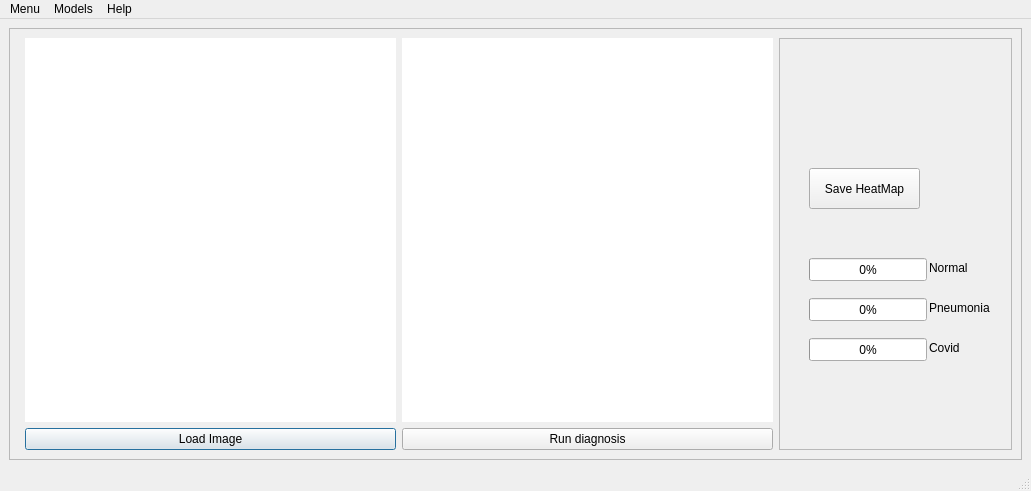
This is scr/views/gui_designer.ui in DavidNavarroSaiz/CovidRX_Interface as Qt 5 draws it before an edit. The edited form follows.
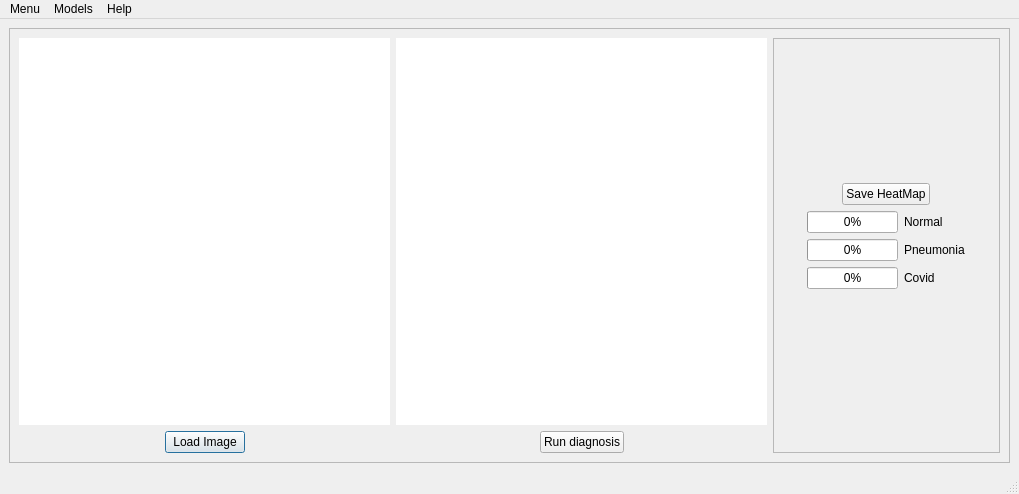
This is the edited form.

```diff
--- a/scr/views/gui_designer.ui
+++ b/scr/views/gui_designer.ui
@@ -6,8 +6,8 @@
    <rect>
     <x>0</x>
     <y>0</y>
-    <width>1031</width>
-    <height>491</height>
+    <width>1019</width>
+    <height>494</height>
    </rect>
   </property>
   <property name="windowTitle">
@@ -26,9 +26,6 @@
       <layout class="QGridLayout" name="gridLayout">
        <item row="0" column="0">
         <layout class="QVBoxLayout" name="verticalLayout_3">
-         <property name="leftMargin">
-          <number>6</number>
-         </property>
          <item>
           <widget class="QLabel" name="label_4">
            <property name="minimumSize">
@@ -46,6 +43,21 @@
           </widget>
          </item>
          <item>
+          <layout class="QHBoxLayout" name="horizontalLayout_4">
+           <item>
+            <spacer name="horizontalSpacer_5">
+             <property name="orientation">
+              <enum>Qt::Horizontal</enum>
+             </property>
+             <property name="sizeHint" stdset="0">
+              <size>
+               <width>40</width>
+               <height>20</height>
+              </size>
+             </property>
+            </spacer>
+           </item>
+           <item>
           <widget class="QPushButton" name="pushload">
            <property name="enabled">
             <bool>true</bool>
@@ -61,6 +73,21 @@
            </property>
           </widget>
          </item>
+           <item>
+            <spacer name="horizontalSpacer_6">
+             <property name="orientation">
+              <enum>Qt::Horizontal</enum>
+             </property>
+             <property name="sizeHint" stdset="0">
+              <size>
+               <width>40</width>
+               <height>20</height>
+              </size>
+             </property>
+            </spacer>
+           </item>
+          </layout>
+         </item>
         </layout>
        </item>
        <item row="0" column="1">
@@ -82,12 +109,42 @@
           </widget>
          </item>
          <item>
+          <layout class="QHBoxLayout" name="horizontalLayout_5">
+           <item>
+            <spacer name="horizontalSpacer_7">
+             <property name="orientation">
+              <enum>Qt::Horizontal</enum>
+             </property>
+             <property name="sizeHint" stdset="0">
+              <size>
+               <width>40</width>
+               <height>20</height>
+              </size>
+             </property>
+            </spacer>
+           </item>
+           <item>
           <widget class="QPushButton" name="pushButtonRun">
            <property name="text">
             <string>Run diagnosis</string>
            </property>
           </widget>
          </item>
+           <item>
+            <spacer name="horizontalSpacer_8">
+             <property name="orientation">
+              <enum>Qt::Horizontal</enum>
+             </property>
+             <property name="sizeHint" stdset="0">
+              <size>
+               <width>40</width>
+               <height>20</height>
+              </size>
+             </property>
+            </spacer>
+           </item>
+          </layout>
+         </item>
         </layout>
        </item>
        <item row="0" column="2">
@@ -98,123 +155,179 @@
          <property name="frameShadow">
           <enum>QFrame::Raised</enum>
          </property>
+         <layout class="QGridLayout" name="gridLayout_4">
+          <item row="1" column="0">
+           <widget class="QLabel" name="Filename">
+            <property name="text">
+             <string/>
+            </property>
+           </widget>
+          </item>
+          <item row="0" column="0" colspan="3">
+           <layout class="QGridLayout" name="gridLayout_3">
+            <property name="sizeConstraint">
+             <enum>QLayout::SetNoConstraint</enum>
+            </property>
+            <property name="rightMargin">
+             <number>0</number>
+            </property>
+            <item row="0" column="1">
+             <spacer name="verticalSpacer">
+              <property name="orientation">
+               <enum>Qt::Vertical</enum>
+              </property>
+              <property name="sizeHint" stdset="0">
+               <size>
+                <width>20</width>
+                <height>40</height>
+               </size>
+              </property>
+             </spacer>
+            </item>
+            <item row="1" column="0">
+             <spacer name="horizontalSpacer_3">
+              <property name="orientation">
+               <enum>Qt::Horizontal</enum>
+              </property>
+              <property name="sizeHint" stdset="0">
+               <size>
+                <width>40</width>
+                <height>20</height>
+               </size>
+              </property>
+             </spacer>
+            </item>
+            <item row="2" column="1">
+             <spacer name="verticalSpacer_2">
+              <property name="orientation">
+               <enum>Qt::Vertical</enum>
+              </property>
+              <property name="sizeHint" stdset="0">
+               <size>
+                <width>20</width>
+                <height>40</height>
+               </size>
+              </property>
+             </spacer>
+            </item>
+            <item row="1" column="2">
+             <spacer name="horizontalSpacer_4">
+              <property name="orientation">
+               <enum>Qt::Horizontal</enum>
+              </property>
+              <property name="sizeHint" stdset="0">
+               <size>
+                <width>40</width>
+                <height>20</height>
+               </size>
+              </property>
+             </spacer>
+            </item>
+            <item row="1" column="1">
+             <layout class="QVBoxLayout" name="verticalLayout_5">
+              <item>
+               <layout class="QHBoxLayout" name="horizontalLayout_3">
+                <item>
+                 <spacer name="horizontalSpacer">
+                  <property name="orientation">
+                   <enum>Qt::Horizontal</enum>
+                  </property>
+                  <property name="sizeHint" stdset="0">
+                   <size>
+                    <width>40</width>
+                    <height>20</height>
+                   </size>
+                  </property>
+                 </spacer>
+                </item>
+                <item>
          <widget class="QPushButton" name="SaveButton">
-          <property name="geometry">
-           <rect>
-            <x>30</x>
-            <y>130</y>
-            <width>111</width>
-            <height>41</height>
-           </rect>
-          </property>
           <property name="text">
            <string>Save HeatMap</string>
           </property>
          </widget>
+                </item>
+                <item>
+                 <spacer name="horizontalSpacer_2">
+                  <property name="orientation">
+                   <enum>Qt::Horizontal</enum>
+                  </property>
+                  <property name="sizeHint" stdset="0">
+                   <size>
+                    <width>40</width>
+                    <height>20</height>
+                   </size>
+                  </property>
+                 </spacer>
+                </item>
+               </layout>
+              </item>
+              <item>
+               <layout class="QHBoxLayout" name="horizontalLayout_2">
+                <item>
+                 <layout class="QVBoxLayout" name="verticalLayout">
+                  <item>
          <widget class="QProgressBar" name="progressBar">
-          <property name="geometry">
-           <rect>
-            <x>30</x>
-            <y>220</y>
-            <width>118</width>
-            <height>23</height>
-           </rect>
-          </property>
           <property name="value">
            <number>0</number>
           </property>
          </widget>
+                  </item>
+                  <item>
          <widget class="QProgressBar" name="progressBar_2">
-          <property name="geometry">
-           <rect>
-            <x>30</x>
-            <y>260</y>
-            <width>118</width>
-            <height>23</height>
-           </rect>
-          </property>
           <property name="value">
            <number>0</number>
           </property>
          </widget>
+                  </item>
+                  <item>
          <widget class="QProgressBar" name="progressBar_3">
-          <property name="geometry">
-           <rect>
-            <x>30</x>
-            <y>300</y>
-            <width>118</width>
-            <height>23</height>
-           </rect>
-          </property>
           <property name="value">
            <number>0</number>
           </property>
          </widget>
-         <widget class="QLabel" name="Filename">
-          <property name="geometry">
-           <rect>
-            <x>0</x>
-            <y>370</y>
-            <width>153</width>
-            <height>40</height>
-           </rect>
-          </property>
-          <property name="text">
-           <string/>
-          </property>
-         </widget>
+                  </item>
+                 </layout>
+                </item>
+                <item>
+                 <layout class="QVBoxLayout" name="verticalLayout_2">
+                  <item>
          <widget class="QLabel" name="label_2">
-          <property name="geometry">
-           <rect>
-            <x>150</x>
-            <y>220</y>
-            <width>47</width>
-            <height>20</height>
-           </rect>
-          </property>
           <property name="text">
            <string>Normal</string>
           </property>
          </widget>
+                  </item>
+                  <item>
          <widget class="QLabel" name="label_6">
-          <property name="geometry">
-           <rect>
-            <x>150</x>
-            <y>260</y>
-            <width>61</width>
-            <height>20</height>
-           </rect>
-          </property>
           <property name="text">
            <string>Pneumonia</string>
           </property>
          </widget>
+                  </item>
+                  <item>
          <widget class="QLabel" name="label_7">
-          <property name="geometry">
-           <rect>
-            <x>150</x>
-            <y>300</y>
-            <width>47</width>
-            <height>20</height>
-           </rect>
-          </property>
           <property name="text">
            <string>Covid</string>
           </property>
          </widget>
+                  </item>
+                 </layout>
+                </item>
+               </layout>
+              </item>
+             </layout>
+            </item>
+           </layout>
+          </item>
+          <item row="1" column="1">
          <widget class="QLabel" name="FinalPrediction">
-          <property name="geometry">
-           <rect>
-            <x>30</x>
-            <y>370</y>
-            <width>153</width>
-            <height>40</height>
-           </rect>
-          </property>
           <property name="text">
            <string/>
           </property>
          </widget>
+          </item>
+         </layout>
         </widget>
        </item>
       </layout>
@@ -253,7 +366,7 @@
     <rect>
      <x>0</x>
      <y>0</y>
-     <width>1031</width>
+     <width>1019</width>
      <height>21</height>
     </rect>
    </property>
@@ -263,7 +376,7 @@
     </property>
     <addaction name="actionExit"/>
    </widget>
-   <widget class="QMenu" name="menuHelp">
+   <widget class="QMenu" name="menuModels">
     <property name="title">
      <string>Models</string>
     </property>
@@ -276,15 +389,15 @@
     <addaction name="actionResNet_2"/>
     <addaction name="actionRexNet"/>
    </widget>
-   <widget class="QMenu" name="menuHelp_2">
+   <widget class="QMenu" name="menuHelp">
     <property name="title">
      <string>Help</string>
     </property>
     <addaction name="actionAbout_2"/>
    </widget>
    <addaction name="menuMen"/>
+   <addaction name="menuModels"/>
    <addaction name="menuHelp"/>
-   <addaction name="menuHelp_2"/>
   </widget>
   <widget class="QStatusBar" name="statusbar"/>
   <action name="actionExit">
```
Left out of the diff: 5 changed lines with no effect on the pictures. Lines whose indentation alone changed are shown as unchanged.
